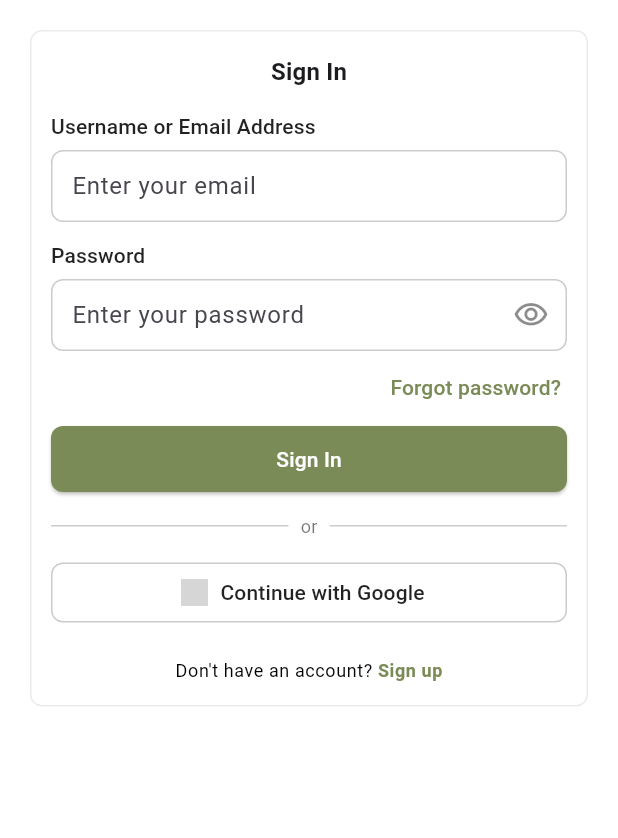
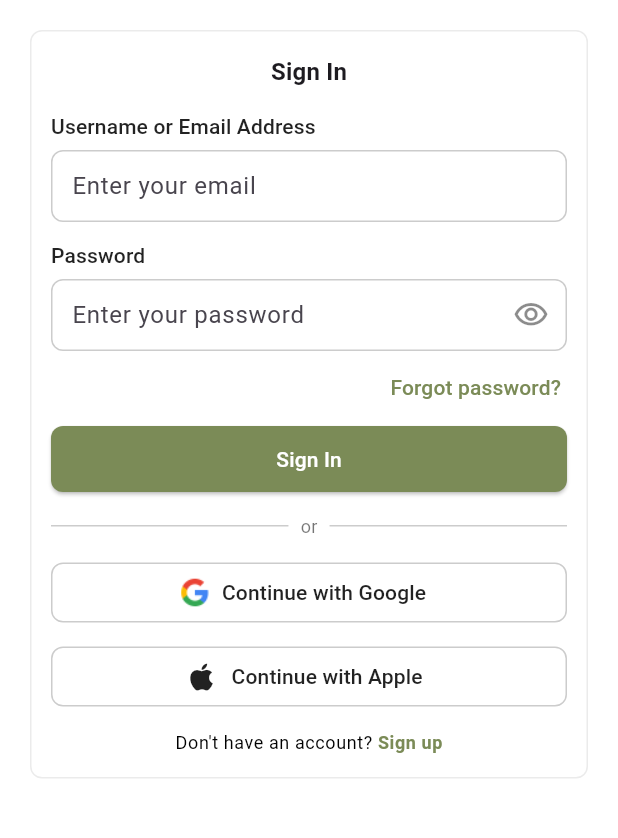
Before and after one commit to ShrutiSolace/sutterbuttes_recipe, a Flutter app: the screen it shows after launch, on a phone screen of 412 x 824 dp, the part 303-1141 px from its top. Run offline on Flutter 3.47's test engine with Material 3 defaults, Android fonts, the phone set to English and light mode, and no system bars; our stand-ins replace firebase_auth, firebase_core, firebase_messaging, flutter_html, flutter_local_notifications, flutter_secure_storage and 4 more; missing offline and left inert: flutter_branch_sdk, flutter_facebook_auth, flutter_stripe; accounts and stored records are empty; network calls fail; grey boxes are pictures that could not be loaded.

Commit message:
Sign in apple setup

```diff
--- a/lib/api_constant.dart
+++ b/lib/api_constant.dart
@@ -11,6 +11,7 @@ class ApiConstants
   ///--Authentication API --///
   static String loginUrl = '$baseUrl/jwt-auth/v1/token';
   static String signUpUrl = '$baseUrl/sbo/v1/signup';
+  static String deleteAccountUrl = '$baseUrl/sbo/v1/delete-account';
   static String refreshTokenUrl = '$baseUrl/jwt-auth/v1/token/refresh';
   static String validateTokenUrl = '$baseUrl/jwt-auth/v1/toksen/validate';
   static String forgotPasswordUrl = '$baseUrl/sbo/v1/forgot-password';
--- a/lib/screens/favorites_screen.dart
+++ b/lib/screens/favorites_screen.dart
@@ -185,6 +185,7 @@ class _FavoriteCard extends StatelessWidget {
             featuredMediaId: 0,
             imageUrl: recipe!.image ?? '',
           );
+
             /*Navigator.push(
             context,
             MaterialPageRoute(
--- a/lib/screens/login_screen.dart
+++ b/lib/screens/login_screen.dart
@@ -40,6 +40,30 @@ class _LoginScreenState extends State<LoginScreen> {
       );
     }
   }
+
+  void _handleAppleSignIn(BuildContext context, AuthProvider authProvider) async {
+    final success = await authProvider.signInWithApple();
+
+    if (success) {
+      await NotificationService.getToken();
+      Navigator.of(context).pushReplacementNamed('/home');
+    } else {
+      ScaffoldMessenger.of(context).showSnackBar(
+        SnackBar(
+          content: Text(authProvider.errorMessage ?? 'Apple sign-in failed'),
+          backgroundColor: Colors.red,
+        ),
+      );
+    }
+  }
+
+
+
+
+
+
+
+
 
   static const Color _brandGreen = Color(0xFF7B8B57);
   static const Color _textGrey = Color(0xFF5F6368);
@@ -263,7 +287,20 @@ class _LoginScreenState extends State<LoginScreen> {
 
                         const SizedBox(height: 8),
 
-                        // Facebook
+                        Consumer<AuthProvider>(
+                          builder: (context, authProvider, child) {
+                            return _SocialButton(
+                              label: 'Continue with Apple',
+                              icon: const _AppleIcon(),
+                              onPressed: authProvider.isLoading
+                                  ? null
+                                  : () {
+                                _handleAppleSignIn(context, authProvider);
+                              },
+                            );
+                          },
+                        ),
+
                         // Facebook
                      /*  _SocialButton(
                           label: 'Continue with Facebook',
@@ -285,8 +322,6 @@ class _LoginScreenState extends State<LoginScreen> {
                             }
                           },
                         ),*/
-
-
                         const SizedBox(height: 12),
 
                         // Signup link
@@ -425,15 +460,15 @@ class _GoogleIcon extends StatelessWidget {
   @override
   Widget build(BuildContext context) {
     return Image.asset(
-      'assets/images/google_logo.png',
-      width: 100,
-      height: 25,
+      'assets/images/google icon.png',
+      width: 20,
+      height: 20,
       errorBuilder: (BuildContext context, Object error, StackTrace? stackTrace) {
         return const CircleAvatar(
           radius: 9,
           backgroundColor: Colors.white,
           child: Text(
-            'G',
+            '',
             style: TextStyle(
               color: Colors.black87,
               fontWeight: FontWeight.w700,
@@ -445,3 +480,16 @@ class _GoogleIcon extends StatelessWidget {
     );
   }
 }
+
+class _AppleIcon extends StatelessWidget {
+  const _AppleIcon();
+
+  @override
+  Widget build(BuildContext context) {
+    return Icon(
+      Icons.apple,
+      size: 24,
+      color: Colors.black87,
+    );
+  }
+}
--- a/pubspec.yaml
+++ b/pubspec.yaml
@@ -56,6 +56,7 @@ dependencies:
   flutter_stripe: ^11.5.0
   url_launcher: ^6.1.10
   flutter_local_notifications: ^17.2.3
+  sign_in_with_apple: ^6.1.3
 
 
 
```
Also changed, not shown: lib/repositories/auth_repository.dart (+29 -0 lines), lib/screens/signup_screen.dart (+47 -6 lines), lib/screens/state/auth_provider.dart (+45 -12 lines), assets/images/google icon.png (added), 2 other files.
